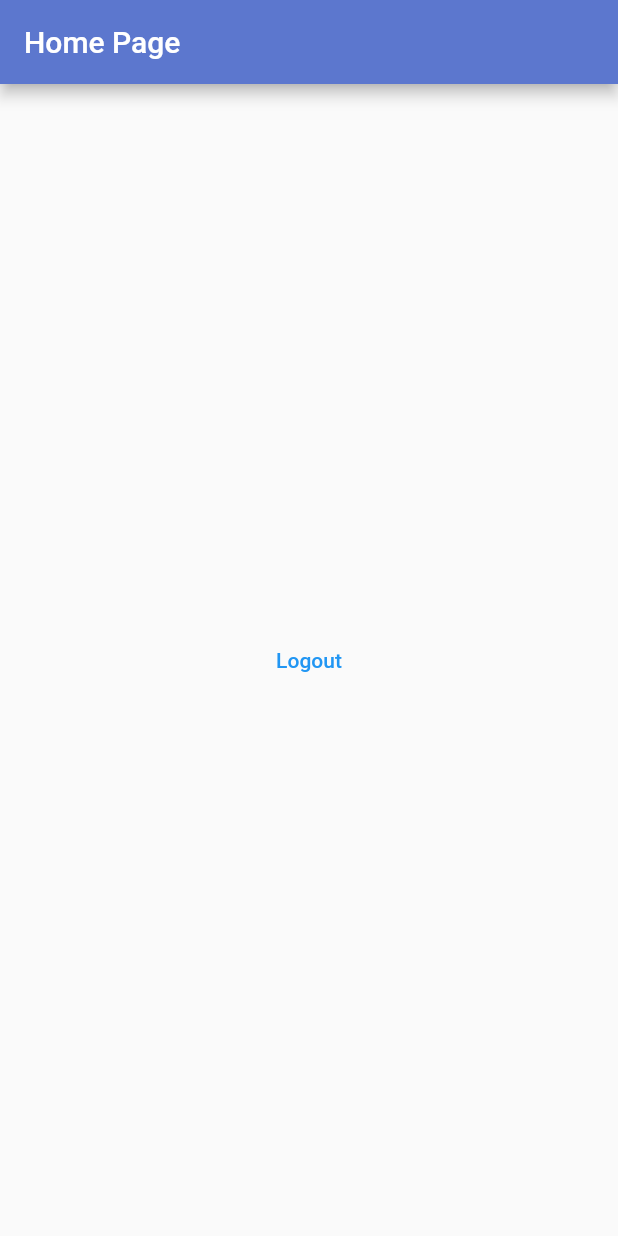
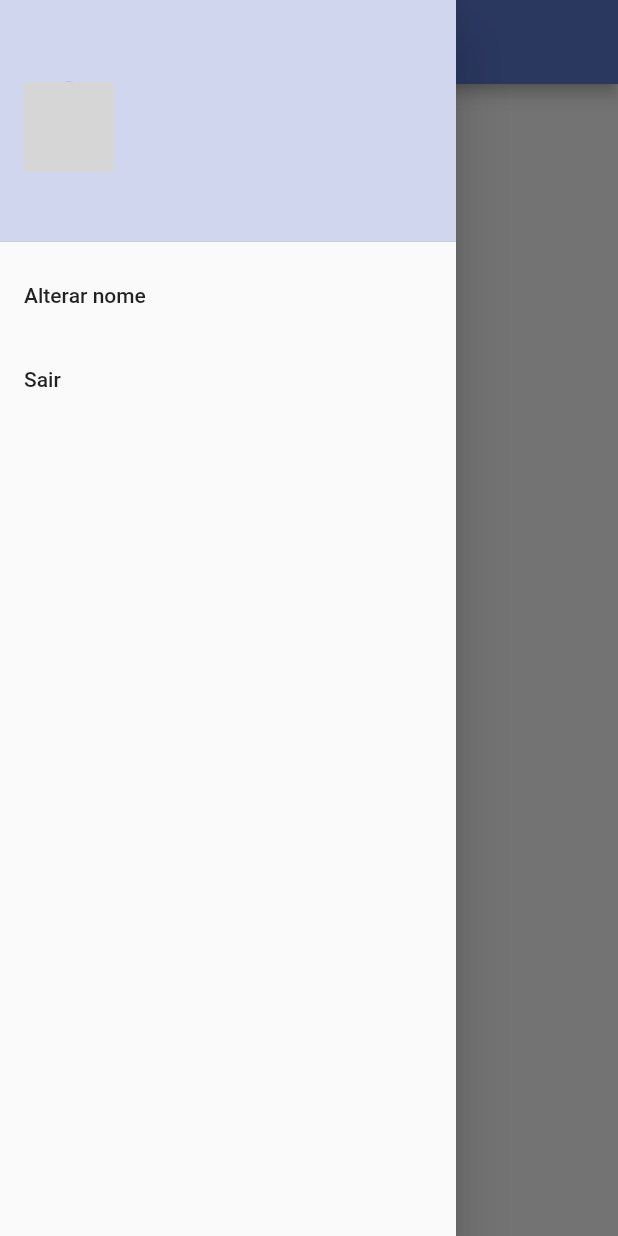
Before and after one commit to fabiotavares/todo_list_provider, a Flutter app: the screen it shows once a user with an empty profile is signed in, with the side drawer open (before the commit the screen has no drawer), on a phone screen of 412 x 824 dp. Run offline on Flutter 3.47's test engine with Material 2 defaults, Android fonts, the phone set to English and light mode, and no system bars; our stand-ins replace firebase_auth, firebase_core, flutter_signin_button, google_fonts, google_sign_in, sqflite and 2 more; missing offline and left inert: flutter_overlay_loader, validatorless; accounts and stored records are empty; network calls fail; Roboto replaces fonts that are missing (Mandali); grey boxes are pictures that could not be loaded.

Commit message:
Alterando nome do usuario

```diff
--- a/lib/app/modules/home/home_page.dart
+++ b/lib/app/modules/home/home_page.dart
@@ -1,6 +1,7 @@
 import 'package:flutter/material.dart';
 import 'package:provider/provider.dart';
 import 'package:todo_list_provider/app/core/auth/auth_provider.dart';
+import 'package:todo_list_provider/app/modules/home/widgets/home_drawer.dart';
 
 class HomePage extends StatelessWidget {
   const HomePage({Key? key}) : super(key: key);
@@ -11,6 +12,7 @@ class HomePage extends StatelessWidget {
       appBar: AppBar(
         title: const Text('Home Page'),
       ),
+      drawer: HomeDrawer(),
       body: Center(
         child: TextButton(
             onPressed: () {
--- /dev/null
+++ b/lib/app/modules/home/widgets/home_drawer.dart
@@ -0,0 +1,108 @@
+import 'package:flutter/material.dart';
+import 'package:flutter_overlay_loader/flutter_overlay_loader.dart';
+import 'package:provider/provider.dart';
+import 'package:todo_list_provider/app/core/auth/auth_provider.dart';
+import 'package:todo_list_provider/app/core/ui/messages.dart';
+import 'package:todo_list_provider/app/core/ui/theme_extensions.dart';
+import 'package:todo_list_provider/app/services/user/user_service.dart';
+
+class HomeDrawer extends StatelessWidget {
+  final nameVN = ValueNotifier<String>('');
+
+  HomeDrawer({Key? key}) : super(key: key);
+
+  @override
+  Widget build(BuildContext context) {
+    return Drawer(
+      child: ListView(
+        children: [
+          DrawerHeader(
+            decoration: BoxDecoration(
+              color: context.primaryColor.withAlpha(70),
+            ),
+            child: Row(
+              children: [
+                Selector<AuthProvider, String>(
+                  selector: (context, authProvider) {
+                    return authProvider.user?.photoURL ??
+                        'https://t4.ftcdn.net/jpg/03/46/93/61/360_F_346936114_RaxE600ogebgAWTalE1myseY1Hbb5qPM.jpg';
+                  },
+                  builder: (_, value, __) {
+                    return CircleAvatar(
+                      backgroundImage: NetworkImage(value),
+                      radius: 30,
+                    );
+                  },
+                ),
+                Expanded(
+                  child: Padding(
+                    padding: const EdgeInsets.all(8.0),
+                    child: Selector<AuthProvider, String>(
+                      selector: (context, authProvider) {
+                        return authProvider.user?.displayName ?? 'Nome não informado';
+                      },
+                      builder: (_, value, __) => Text(
+                        value,
+                        style: context.textTheme.subtitle2,
+                      ),
+                    ),
+                  ),
+                ),
+              ],
+            ),
+          ),
+          ListTile(
+            title: Text('Alterar nome'),
+            onTap: () {
+              showDialog(
+                context: context,
+                builder: (_) {
+                  return AlertDialog(
+                    title: Text('Alterar Nome'),
+                    content: TextField(
+                      onChanged: (value) => nameVN.value = value,
+                    ),
+                    actions: [
+                      TextButton(
+                        child: Text(
+                          'Cancelar',
+                          style: TextStyle(color: Colors.red),
+                        ),
+                        onPressed: () => Navigator.of(context).pop(),
+                      ),
+                      TextButton(
+                        child: Text('Alterar'),
+                        onPressed: () async {
+                          final nameValue = nameVN.value;
+                          if (nameValue.isEmpty) {
+                            Messages.of(context).showError('Nome obrigatório');
+                          } else {
+                            try {
+                              Loader.show(context);
+                              await context.read<UserService>().updateDisplayname(nameValue);
+                            } catch (e) {
+                              Messages.of(context)
+                                  .showError('Não foi possível atualizar nome. Tente novamente mais tarde.');
+                            } finally {
+                              Loader.hide();
+                              nameVN.value = '';
+                              Navigator.of(context).pop();
+                            }
+                          }
+                        },
+                      ),
+                    ],
+                  );
+                },
+              );
+            },
+          ),
+          ListTile(
+            title: Text('Sair'),
+            onTap: () => context.read<AuthProvider>().logout(),
+          ),
+        ],
+      ),
+    );
+  }
+}
--- a/lib/app/repositories/user/user_repository.dart
+++ b/lib/app/repositories/user/user_repository.dart
@@ -6,4 +6,5 @@ abstract class UserRepository {
   Future<void> forgotPassword(String email);
   Future<User?> googleLogin();
   Future<void> logout();
+  Future<void> updateDisplayname(String name);
 }
--- a/lib/app/services/user/user_service.dart
+++ b/lib/app/services/user/user_service.dart
@@ -6,4 +6,5 @@ abstract class UserService {
   Future<void> forgotPassword(String email);
   Future<User?> googleLogin();
   Future<void> logout();
+  Future<void> updateDisplayname(String name);
 }
--- a/lib/app/services/user/user_service_impl.dart
+++ b/lib/app/services/user/user_service_impl.dart
@@ -24,4 +24,7 @@ class UserServiceImpl implements UserService {
 
   @override
   Future<void> logout() => _userRepository.logout();
+
+  @override
+  Future<void> updateDisplayname(String name) => _userRepository.updateDisplayname(name);
 }
```
Also changed, not shown: lib/app/repositories/user/user_repository_impl.dart (+10 -0 lines).
